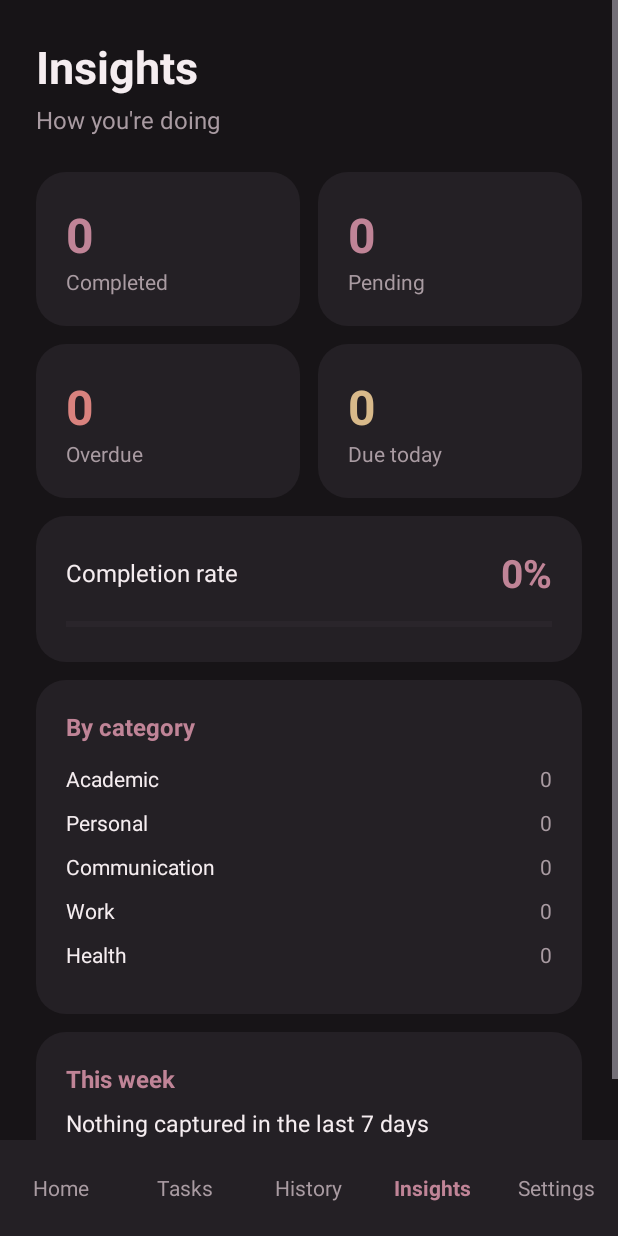
After one commit to fatima03-az/UNSAID, an Android app: the InsightsActivity screen opened directly, with no data from a screen before it, on a phone screen of 412 x 824 dp. The commit adds this screen. Run offline under Robolectric (Android 15) with nearby library versions, the phone set to English and light mode, and no system bars; our stand-ins replace Room's generated code.

Commit message:
Add Insights screen

```diff
--- /dev/null
+++ b/app/src/main/java/com/fatima/unsaid/InsightsActivity.java
@@ -0,0 +1,153 @@
+package com.fatima.unsaid;
+
+import android.graphics.drawable.GradientDrawable;
+import android.os.Bundle;
+import android.view.Gravity;
+import android.view.View;
+import android.widget.LinearLayout;
+import android.widget.ProgressBar;
+import android.widget.TextView;
+import androidx.appcompat.app.AppCompatActivity;
+import androidx.core.content.ContextCompat;
+import java.util.Calendar;
+import java.util.List;
+
+public class InsightsActivity extends AppCompatActivity {
+
+    TextView tvCompleted, tvPending, tvOverdue, tvDueToday, tvRate, tvWeek;
+    ProgressBar pbRate;
+    LinearLayout categoryList;
+    String[] categories = {"Academic", "Personal", "Communication", "Work", "Health"};
+
+    @Override
+    protected void onCreate(Bundle savedInstanceState) {
+        super.onCreate(savedInstanceState);
+        setContentView(R.layout.activity_insights);
+
+        tvCompleted = findViewById(R.id.tvCompleted);
+        tvPending = findViewById(R.id.tvPending);
+        tvOverdue = findViewById(R.id.tvOverdue);
+        tvDueToday = findViewById(R.id.tvDueToday);
+        tvRate = findViewById(R.id.tvRate);
+        tvWeek = findViewById(R.id.tvWeek);
+        pbRate = findViewById(R.id.pbRate);
+        categoryList = findViewById(R.id.categoryList);
+
+        NavBar.setup(this, 3);
+    }
+
+    @Override
+    protected void onResume() {
+        super.onResume();
+        load();
+    }
+
+    private int dp(int value) {
+        return (int) (value * getResources().getDisplayMetrics().density);
+    }
+
+    private void load() {
+        AppDatabase db = AppDatabase.getInstance(this);
+        List<Task> all = db.taskDao().getAll();
+
+        Calendar cal = Calendar.getInstance();
+        cal.set(Calendar.HOUR_OF_DAY, 0);
+        cal.set(Calendar.MINUTE, 0);
+        cal.set(Calendar.SECOND, 0);
+        cal.set(Calendar.MILLISECOND, 0);
+        long startOfToday = cal.getTimeInMillis();
+        long day = 24L * 60 * 60 * 1000;
+
+        int completed = 0, pending = 0, overdue = 0, dueToday = 0;
+        int[] counts = new int[categories.length];
+
+        for (Task t : all) {
+            if (t.done) {
+                completed++;
+            } else {
+                pending++;
+                if (t.dueMillis > 0 && t.dueMillis < startOfToday) overdue++;
+                else if (t.dueMillis >= startOfToday && t.dueMillis < startOfToday + day) dueToday++;
+            }
+            for (int i = 0; i < categories.length; i++) {
+                if (categories[i].equals(t.category)) counts[i]++;
+            }
+        }
+
+        tvCompleted.setText(String.valueOf(completed));
+        tvPending.setText(String.valueOf(pending));
+        tvOverdue.setText(String.valueOf(overdue));
+        tvDueToday.setText(String.valueOf(dueToday));
+
+        int total = completed + pending;
+        int percent = total == 0 ? 0 : completed * 100 / total;
+        tvRate.setText(percent + "%");
+        pbRate.setProgress(percent);
+
+        buildCategoryBars(counts);
+
+        // This week: thoughts captured in the last 7 days
+        long weekAgo = System.currentTimeMillis() - 7 * day;
+        int thoughts = 0, items = 0;
+        for (Thought th : db.thoughtDao().getAll()) {
+            if (th.createdMillis >= weekAgo) {
+                thoughts++;
+                items += th.itemCount;
+            }
+        }
+        if (thoughts == 0) {
+            tvWeek.setText("Nothing captured in the last 7 days");
+        } else {
+            tvWeek.setText(thoughts + (thoughts == 1 ? " thought" : " thoughts")
+                    + " captured · " + items + (items == 1 ? " item" : " items") + " found");
+        }
+    }
+
+    private void buildCategoryBars(int[] counts) {
+        categoryList.removeAllViews();
+        int max = 0;
+        for (int c : counts) max = Math.max(max, c);
+
+        int textColor = ContextCompat.getColor(this, R.color.unsaid_text);
+        int grey = ContextCompat.getColor(this, R.color.unsaid_text_secondary);
+        int accent = ContextCompat.getColor(this, R.color.unsaid_accent);
+
+        for (int i = 0; i < categories.length; i++) {
+            LinearLayout row = new LinearLayout(this);
+            row.setOrientation(LinearLayout.HORIZONTAL);
+            row.setGravity(Gravity.CENTER_VERTICAL);
+            row.setPadding(0, 0, 0, dp(10));
+
+            TextView label = new TextView(this);
+            label.setText(categories[i]);
+            label.setTextColor(textColor);
+            label.setTextSize(14);
+            row.addView(label, new LinearLayout.LayoutParams(dp(110),
+                    LinearLayout.LayoutParams.WRAP_CONTENT));
+
+            LinearLayout track = new LinearLayout(this);
+            track.setOrientation(LinearLayout.HORIZONTAL);
+            track.setWeightSum(max == 0 ? 1 : max);
+
+            View fill = new View(this);
+            GradientDrawable shape = new GradientDrawable();
+            shape.setCornerRadius(dp(5));
+            shape.setColor(accent);
+            fill.setBackground(shape);
+            track.addView(fill, new LinearLayout.LayoutParams(0, dp(10), counts[i]));
+
+            row.addView(track, new LinearLayout.LayoutParams(0,
+                    LinearLayout.LayoutParams.WRAP_CONTENT, 1f));
+
+            TextView count = new TextView(this);
+            count.setText(String.valueOf(counts[i]));
+            count.setTextColor(grey);
+            count.setTextSize(14);
+            count.setGravity(Gravity.END);
+            row.addView(count, new LinearLayout.LayoutParams(dp(32),
+                    LinearLayout.LayoutParams.WRAP_CONTENT));
+
+            categoryList.addView(row);
+        }
+    }
+}
--- a/app/src/main/java/com/fatima/unsaid/NavBar.java
+++ b/app/src/main/java/com/fatima/unsaid/NavBar.java
@@ -8,17 +8,18 @@ import androidx.core.content.ContextCompat;
 
 public class NavBar {
 
-    // active: 0 = Home, 1 = Tasks, 2 = History, 3 = Settings
+    // active: 0 = Home, 1 = Tasks, 2 = History, 3 = Insights, 4 = Settings
     public static void setup(Activity activity, int active) {
         TextView[] tabs = {
                 activity.findViewById(R.id.navHome),
                 activity.findViewById(R.id.navTasks),
                 activity.findViewById(R.id.navHistory),
+                activity.findViewById(R.id.navInsights),
                 activity.findViewById(R.id.navSettings)
         };
         Class<?>[] targets = {
-                MainActivity.class, TasksActivity.class,
-                HistoryActivity.class, SettingsActivity.class
+                MainActivity.class, TasksActivity.class, HistoryActivity.class,
+                InsightsActivity.class, SettingsActivity.class
         };
 
         int accent = ContextCompat.getColor(activity, R.color.unsaid_accent);
--- a/app/src/main/java/com/fatima/unsaid/SettingsActivity.java
+++ b/app/src/main/java/com/fatima/unsaid/SettingsActivity.java
@@ -14,7 +14,7 @@ public class SettingsActivity extends AppCompatActivity {
         super.onCreate(savedInstanceState);
         setContentView(R.layout.activity_settings);
 
-        NavBar.setup(this, 3);
+        NavBar.setup(this, 4);
 
         MaterialSwitch swReminders = findViewById(R.id.swReminders);
         MaterialSwitch swCloudAi = findViewById(R.id.swCloudAi);
--- /dev/null
+++ b/app/src/main/res/layout/activity_insights.xml
@@ -0,0 +1,251 @@
+<?xml version="1.0" encoding="utf-8"?>
+<LinearLayout xmlns:android="http://schemas.android.com/apk/res/android"
+    android:layout_width="match_parent"
+    android:layout_height="match_parent"
+    android:background="@color/unsaid_background"
+    android:fitsSystemWindows="true"
+    android:orientation="vertical">
+
+    <ScrollView
+        android:layout_width="match_parent"
+        android:layout_height="0dp"
+        android:layout_weight="1">
+
+        <LinearLayout
+            android:layout_width="match_parent"
+            android:layout_height="wrap_content"
+            android:orientation="vertical"
+            android:padding="24dp">
+
+            <TextView
+                android:layout_width="wrap_content"
+                android:layout_height="wrap_content"
+                android:text="Insights"
+                android:textColor="@color/unsaid_text"
+                android:textSize="30sp"
+                android:textStyle="bold" />
+
+            <TextView
+                android:layout_width="wrap_content"
+                android:layout_height="wrap_content"
+                android:layout_marginTop="4dp"
+                android:text="How you're doing"
+                android:textColor="@color/unsaid_text_secondary"
+                android:textSize="16sp" />
+
+            <LinearLayout
+                android:layout_width="match_parent"
+                android:layout_height="wrap_content"
+                android:layout_marginTop="24dp"
+                android:orientation="horizontal">
+
+                <LinearLayout
+                    android:layout_width="0dp"
+                    android:layout_height="wrap_content"
+                    android:layout_marginEnd="6dp"
+                    android:layout_weight="1"
+                    android:background="@drawable/bg_tile"
+                    android:orientation="vertical"
+                    android:padding="20dp">
+
+                    <TextView
+                        android:id="@+id/tvCompleted"
+                        android:layout_width="wrap_content"
+                        android:layout_height="wrap_content"
+                        android:text="0"
+                        android:textColor="@color/unsaid_accent"
+                        android:textSize="32sp"
+                        android:textStyle="bold" />
+
+                    <TextView
+                        android:layout_width="wrap_content"
+                        android:layout_height="wrap_content"
+                        android:text="Completed"
+                        android:textColor="@color/unsaid_text_secondary"
+                        android:textSize="14sp" />
+                </LinearLayout>
+
+                <LinearLayout
+                    android:layout_width="0dp"
+                    android:layout_height="wrap_content"
+                    android:layout_marginStart="6dp"
+                    android:layout_weight="1"
+                    android:background="@drawable/bg_tile"
+                    android:orientation="vertical"
+                    android:padding="20dp">
+
+                    <TextView
+                        android:id="@+id/tvPending"
+                        android:layout_width="wrap_content"
+                        android:layout_height="wrap_content"
+                        android:text="0"
+                        android:textColor="@color/unsaid_accent"
+                        android:textSize="32sp"
+                        android:textStyle="bold" />
+
+                    <TextView
+                        android:layout_width="wrap_content"
+                        android:layout_height="wrap_content"
+                        android:text="Pending"
+                        android:textColor="@color/unsaid_text_secondary"
+                        android:textSize="14sp" />
+                </LinearLayout>
+            </LinearLayout>
+
+            <LinearLayout
+                android:layout_width="match_parent"
+                android:layout_height="wrap_content"
+                android:layout_marginTop="12dp"
+                android:orientation="horizontal">
+
+                <LinearLayout
+                    android:layout_width="0dp"
+                    android:layout_height="wrap_content"
+                    android:layout_marginEnd="6dp"
+                    android:layout_weight="1"
+                    android:background="@drawable/bg_tile"
+                    android:orientation="vertical"
+                    android:padding="20dp">
+
+                    <TextView
+                        android:id="@+id/tvOverdue"
+                        android:layout_width="wrap_content"
+                        android:layout_height="wrap_content"
+                        android:text="0"
+                        android:textColor="@color/priority_high"
+                        android:textSize="32sp"
+                        android:textStyle="bold" />
+
+                    <TextView
+                        android:layout_width="wrap_content"
+                        android:layout_height="wrap_content"
+                        android:text="Overdue"
+                        android:textColor="@color/unsaid_text_secondary"
+                        android:textSize="14sp" />
+                </LinearLayout>
+
+                <LinearLayout
+                    android:layout_width="0dp"
+                    android:layout_height="wrap_content"
+                    android:layout_marginStart="6dp"
+                    android:layout_weight="1"
+                    android:background="@drawable/bg_tile"
+                    android:orientation="vertical"
+                    android:padding="20dp">
+
+                    <TextView
+                        android:id="@+id/tvDueToday"
+                        android:layout_width="wrap_content"
+                        android:layout_height="wrap_content"
+                        android:text="0"
+                        android:textColor="@color/priority_medium"
+                        android:textSize="32sp"
+                        android:textStyle="bold" />
+
+                    <TextView
+                        android:layout_width="wrap_content"
+                        android:layout_height="wrap_content"
+                        android:text="Due today"
+                        android:textColor="@color/unsaid_text_secondary"
+                        android:textSize="14sp" />
+                </LinearLayout>
+            </LinearLayout>
+
+            <LinearLayout
+                android:layout_width="match_parent"
+                android:layout_height="wrap_content"
+                android:layout_marginTop="12dp"
+                android:background="@drawable/bg_tile"
+                android:orientation="vertical"
+                android:padding="20dp">
+
+                <LinearLayout
+                    android:layout_width="match_parent"
+                    android:layout_height="wrap_content"
+                    android:gravity="center_vertical"
+                    android:orientation="horizontal">
+
+                    <TextView
+                        android:layout_width="0dp"
+                        android:layout_height="wrap_content"
+                        android:layout_weight="1"
+                        android:text="Completion rate"
+                        android:textColor="@color/unsaid_text"
+                        android:textSize="16sp" />
+
+                    <TextView
+                        android:id="@+id/tvRate"
+                        android:layout_width="wrap_content"
+                        android:layout_height="wrap_content"
+                        android:text="0%"
+                        android:textColor="@color/unsaid_accent"
+                        android:textSize="26sp"
+                        android:textStyle="bold" />
+                </LinearLayout>
+
+                <ProgressBar
+                    android:id="@+id/pbRate"
+                    style="?android:attr/progressBarStyleHorizontal"
+                    android:layout_width="match_parent"
+                    android:layout_height="10dp"
+                    android:layout_marginTop="12dp"
+                    android:max="100"
+                    android:progress="0"
+                    android:progressBackgroundTint="#3A323A"
+                    android:progressTint="@color/unsaid_accent" />
+            </LinearLayout>
+
+            <LinearLayout
+                android:layout_width="match_parent"
+                android:layout_height="wrap_content"
+                android:layout_marginTop="12dp"
+                android:background="@drawable/bg_tile"
+                android:orientation="vertical"
+                android:padding="20dp">
+
+                <TextView
+                    android:layout_width="wrap_content"
+                    android:layout_height="wrap_content"
+                    android:text="By category"
+                    android:textColor="@color/unsaid_accent"
+                    android:textSize="16sp"
+                    android:textStyle="bold" />
+
+                <LinearLayout
+                    android:id="@+id/categoryList"
+                    android:layout_width="match_parent"
+                    android:layout_height="wrap_content"
+                    android:layout_marginTop="14dp"
+                    android:orientation="vertical" />
+            </LinearLayout>
+
+            <LinearLayout
+                android:layout_width="match_parent"
+                android:layout_height="wrap_content"
+                android:layout_marginTop="12dp"
+                android:background="@drawable/bg_tile"
+                android:orientation="vertical"
+                android:padding="20dp">
+
+                <TextView
+                    android:layout_width="wrap_content"
+                    android:layout_height="wrap_content"
+                    android:text="This week"
+                    android:textColor="@color/unsaid_accent"
+                    android:textSize="16sp"
+                    android:textStyle="bold" />
+
+                <TextView
+                    android:id="@+id/tvWeek"
+                    android:layout_width="wrap_content"
+                    android:layout_height="wrap_content"
+                    android:layout_marginTop="8dp"
+                    android:text="Nothing captured yet"
+                    android:textColor="@color/unsaid_text"
+                    android:textSize="15sp" />
+            </LinearLayout>
+        </LinearLayout>
+    </ScrollView>
+
+    <include layout="@layout/view_nav" />
+</LinearLayout>
--- a/app/src/main/res/layout/view_nav.xml
+++ b/app/src/main/res/layout/view_nav.xml
@@ -31,6 +31,15 @@
         android:gravity="center"
         android:text="History"
         android:textSize="14sp" />
+
+    <TextView
+        android:id="@+id/navInsights"
+        android:layout_width="0dp"
+        android:layout_height="match_parent"
+        android:layout_weight="1"
+        android:gravity="center"
+        android:text="Insights"
+        android:textSize="14sp" />
     <TextView
         android:id="@+id/navSettings"
         android:layout_width="0dp"
```
Also changed, not shown: app/src/main/AndroidManifest.xml (+10 -2 lines).
